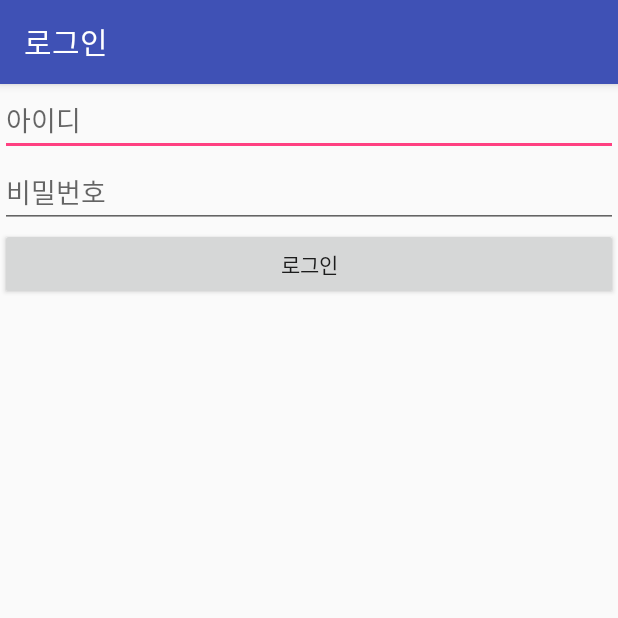
After one commit to yks1502/SeoulLost-android, an Android app: the LoginActivity screen opened directly, with no data from a screen before it, on a phone screen of 412 x 824 dp, the top half of it. The commit adds this screen. Run offline under Robolectric (Android 15) with nearby library versions, the phone set to English and light mode, and no system bars.

Commit message:
apply gitignore and implement api service and login page

```diff
--- a/app/build.gradle
+++ b/app/build.gradle
@@ -25,4 +25,9 @@ dependencies {
     testImplementation 'junit:junit:4.12'
     androidTestImplementation 'com.android.support.test:runner:1.0.2'
     androidTestImplementation 'com.android.support.test.espresso:espresso-core:3.0.2'
+    implementation 'com.squareup.retrofit2:retrofit:2.1.0'
+    implementation 'com.squareup.retrofit2:converter-gson:2.1.0'
+    implementation 'com.google.code.gson:gson:2.7'
+    implementation 'com.squareup.okhttp3:okhttp:3.2.0'
+    implementation 'com.squareup.okhttp3:logging-interceptor:3.4.0'
 }
--- a/app/src/main/AndroidManifest.xml
+++ b/app/src/main/AndroidManifest.xml
@@ -2,7 +2,7 @@
 <manifest xmlns:android="http://schemas.android.com/apk/res/android"
     package="seoullost.seoullost_android">
 
-    <application
+    <application android:name=".ApiApplication"
         android:allowBackup="true"
         android:icon="@mipmap/ic_launcher"
         android:label="@string/app_name"
@@ -16,6 +16,10 @@
                 <category android:name="android.intent.category.LAUNCHER" />
             </intent-filter>
         </activity>
+
+        <activity android:name=".LoginActivity"
+            android:label="로그인" />
     </application>
+    <uses-permission android:name="android.permission.INTERNET" />
 
 </manifest>
--- /dev/null
+++ b/app/src/main/java/seoullost/seoullost_android/ApiService.java
@@ -0,0 +1,10 @@
+package seoullost.seoullost_android;
+
+import retrofit2.Call;
+import retrofit2.http.Body;
+import retrofit2.http.POST;
+
+public interface ApiService {
+    @POST("/user/login")
+    Call<Token> login(@Body User user);
+}
--- /dev/null
+++ b/app/src/main/java/seoullost/seoullost_android/LoginActivity.java
@@ -0,0 +1,73 @@
+package seoullost.seoullost_android;
+
+import android.content.DialogInterface;
+import android.content.SharedPreferences;
+import android.os.Bundle;
+import android.support.v7.app.AlertDialog;
+import android.support.v7.app.AppCompatActivity;
+import android.view.View;
+import android.widget.EditText;
+
+import retrofit2.Call;
+import retrofit2.Callback;
+import retrofit2.Response;
+
+public class LoginActivity extends AppCompatActivity {
+    private ApiApplication apiApplication;
+    private ApiService apiService;
+    private EditText usernameInput, passwordInput;
+    private SharedPreferences.Editor editor;
+
+    @Override
+    protected void onCreate(Bundle savedInstanceState) {
+        super.onCreate(savedInstanceState);
+        setContentView(R.layout.activity_login);
+        apiApplication = (ApiApplication) getApplicationContext();
+        apiService = apiApplication.getApiService();
+        SharedPreferences user = getSharedPreferences("user", MODE_PRIVATE);
+        editor = user.edit();
+        usernameInput = findViewById(R.id.username_input);
+        passwordInput = findViewById(R.id.password_input);
+    }
+
+    public void handleLogin(View view) {
+        String username = usernameInput.getText().toString();
+        String password = passwordInput.getText().toString();
+        Call<Token> tokenCall = apiService.login(new User(username, password));
+        tokenCall.enqueue(new Callback<Token>() {
+            @Override
+            public void onResponse(Call<Token> call, Response<Token> response) {
+                Token token = response.body();
+                if (token == null) {
+                    AlertDialog.Builder alert = new AlertDialog.Builder(LoginActivity.this);
+                    alert.setPositiveButton("확인", new DialogInterface.OnClickListener() {
+                        @Override
+                        public void onClick(DialogInterface dialogInterface, int i) {
+                            dialogInterface.dismiss();
+                        }
+                    });
+                    alert.setMessage("아이디 또는 비밀번호가 올바르지 않습니다.");
+                    alert.show();
+                } else {
+                    editor.putString("token", "Token " + token.getToken());
+                    editor.commit();
+                    AlertDialog.Builder alert = new AlertDialog.Builder(LoginActivity.this);
+                    alert.setPositiveButton("확인", new DialogInterface.OnClickListener() {
+                        @Override
+                        public void onClick(DialogInterface dialogInterface, int i) {
+                            dialogInterface.dismiss();
+                            finish();
+                        }
+                    });
+                    alert.setMessage("로그인 되었습니다.");
+                    alert.show();
+                }
+            }
+
+            @Override
+            public void onFailure(Call<Token> call, Throwable t) {
+                return;
+            }
+        });
+    }
+}
--- /dev/null
+++ b/app/src/main/res/layout/activity_login.xml
@@ -0,0 +1,39 @@
+<?xml version="1.0" encoding="utf-8"?>
+
+<LinearLayout
+    android:layout_width="match_parent"
+    android:layout_height="match_parent"
+    xmlns:android="http://schemas.android.com/apk/res/android"
+    android:orientation="vertical"
+    >
+    <LinearLayout
+        android:layout_width="match_parent"
+        android:layout_height="wrap_content"
+        >
+        <EditText
+            android:id="@+id/username_input"
+            android:layout_width="match_parent"
+            android:layout_height="wrap_content"
+            android:hint="아이디"
+            />
+    </LinearLayout>
+    <LinearLayout
+        android:layout_width="match_parent"
+        android:layout_height="wrap_content"
+        >
+        <EditText
+            android:id="@+id/password_input"
+            android:layout_width="match_parent"
+            android:layout_height="wrap_content"
+            android:inputType="textPassword"
+            android:hint="비밀번호"
+            />
+    </LinearLayout>
+    <Button
+        android:id="@+id/login_button"
+        android:layout_width="match_parent"
+        android:layout_height="wrap_content"
+        android:text="로그인"
+        android:onClick="handleLogin"
+        />
+</LinearLayout>
--- a/app/src/main/res/layout/activity_main.xml
+++ b/app/src/main/res/layout/activity_main.xml
@@ -14,5 +14,11 @@
         app:layout_constraintLeft_toLeftOf="parent"
         app:layout_constraintRight_toRightOf="parent"
         app:layout_constraintTop_toTopOf="parent" />
+    <Button
+        android:id="@+id/login_page_button"
+        android:layout_width="match_parent"
+        android:layout_height="wrap_content"
+        android:text="로그인 페이지로"
+        android:onClick="toLoginPage"/>
 
 </android.support.constraint.ConstraintLayout>
```
Also changed, not shown: app/src/main/java/seoullost/seoullost_android/ApiApplication.java (added, +49 -0 lines), app/src/main/java/seoullost/seoullost_android/MainActivity.java (+8 -1 lines), app/src/main/java/seoullost/seoullost_android/Token.java (added, +20 -0 lines), app/src/main/java/seoullost/seoullost_android/User.java (added, +73 -0 lines), 3 other files.
